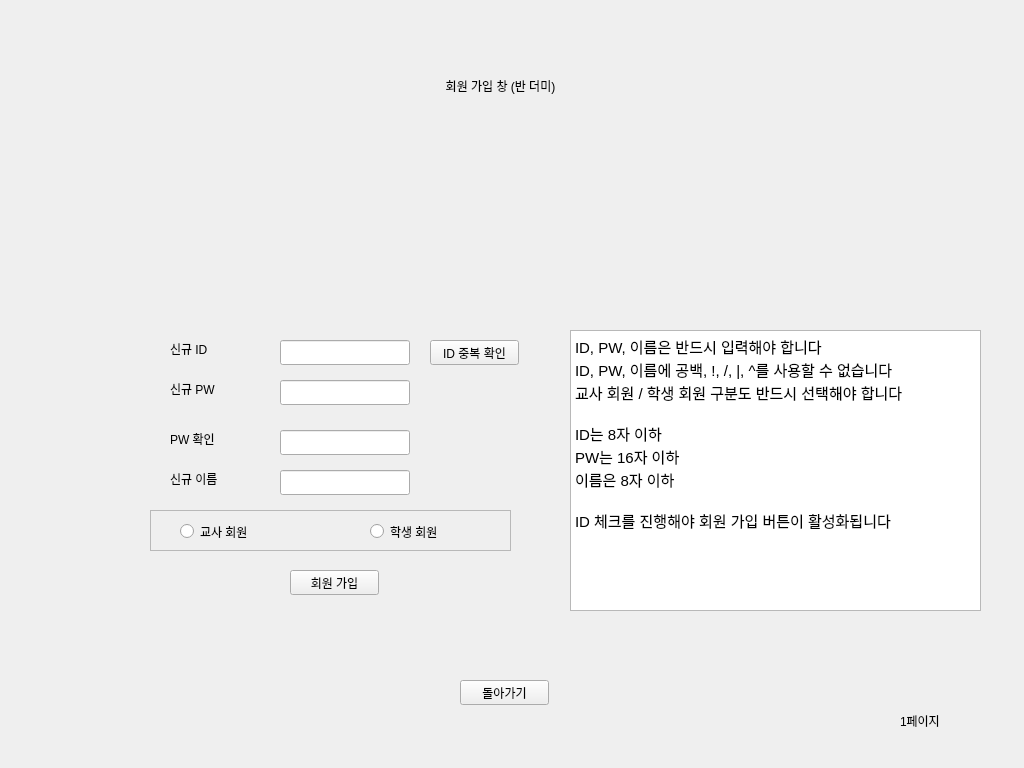
Old version of the form tonghap.ui in the repository Education-project-iot-AI/education-app.
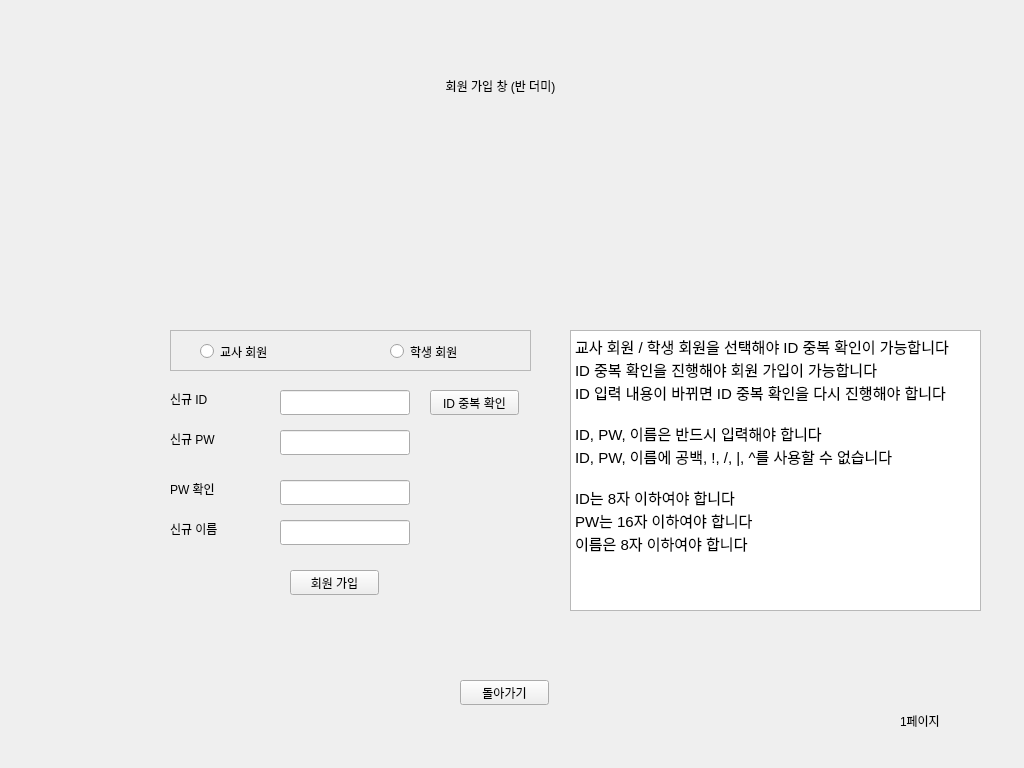
New version of the form. The open tabs and pages were chosen to show the change.

Commit message: (모의) 로그인, 회원 가입 부분 UI 정합성 향상, 교사 회원의 학생 상담 확인 기능 보류

```diff
--- a/tonghap.ui
+++ b/tonghap.ui
@@ -239,7 +239,7 @@
       <property name="geometry">
        <rect>
         <x>280</x>
-        <y>340</y>
+        <y>390</y>
         <width>130</width>
         <height>25</height>
        </rect>
@@ -255,7 +255,7 @@
       <property name="geometry">
        <rect>
         <x>280</x>
-        <y>380</y>
+        <y>430</y>
         <width>130</width>
         <height>25</height>
        </rect>
@@ -271,7 +271,7 @@
       <property name="geometry">
        <rect>
         <x>280</x>
-        <y>470</y>
+        <y>520</y>
         <width>130</width>
         <height>25</height>
        </rect>
@@ -284,7 +284,7 @@
       <property name="geometry">
        <rect>
         <x>170</x>
-        <y>340</y>
+        <y>390</y>
         <width>67</width>
         <height>17</height>
        </rect>
@@ -297,7 +297,7 @@
       <property name="geometry">
        <rect>
         <x>170</x>
-        <y>380</y>
+        <y>430</y>
         <width>67</width>
         <height>17</height>
        </rect>
@@ -310,7 +310,7 @@
       <property name="geometry">
        <rect>
         <x>170</x>
-        <y>430</y>
+        <y>480</y>
         <width>67</width>
         <height>17</height>
        </rect>
@@ -323,7 +323,7 @@
       <property name="geometry">
        <rect>
         <x>170</x>
-        <y>470</y>
+        <y>520</y>
         <width>67</width>
         <height>17</height>
        </rect>
@@ -336,7 +336,7 @@
       <property name="geometry">
        <rect>
         <x>280</x>
-        <y>430</y>
+        <y>480</y>
         <width>130</width>
         <height>25</height>
        </rect>
@@ -352,7 +352,7 @@
       <property name="geometry">
        <rect>
         <x>430</x>
-        <y>340</y>
+        <y>390</y>
         <width>89</width>
         <height>25</height>
        </rect>
@@ -401,22 +401,25 @@
 &lt;html&gt;&lt;head&gt;&lt;meta name=&quot;qrichtext&quot; content=&quot;1&quot; /&gt;&lt;style type=&quot;text/css&quot;&gt;
 p, li { white-space: pre-wrap; }
 &lt;/style&gt;&lt;/head&gt;&lt;body style=&quot; font-family:'Ubuntu'; font-size:11pt; font-weight:400; font-style:normal;&quot;&gt;
+&lt;p style=&quot; margin-top:0px; margin-bottom:0px; margin-left:0px; margin-right:0px; -qt-block-indent:0; text-indent:0px;&quot;&gt;교사 회원 / 학생 회원을 선택해야 ID 중복 확인이 가능합니다&lt;/p&gt;
+&lt;p style=&quot; margin-top:0px; margin-bottom:0px; margin-left:0px; margin-right:0px; -qt-block-indent:0; text-indent:0px;&quot;&gt;ID 중복 확인을 진행해야 회원 가입이 가능합니다&lt;/p&gt;
+&lt;p style=&quot; margin-top:0px; margin-bottom:0px; margin-left:0px; margin-right:0px; -qt-block-indent:0; text-indent:0px;&quot;&gt;ID 입력 내용이 바뀌면 ID 중복 확인을 다시 진행해야 합니다&lt;/p&gt;
+&lt;p style=&quot;-qt-paragraph-type:empty; margin-top:0px; margin-bottom:0px; margin-left:0px; margin-right:0px; -qt-block-indent:0; text-indent:0px;&quot;&gt;&lt;br /&gt;&lt;/p&gt;
 &lt;p style=&quot; margin-top:0px; margin-bottom:0px; margin-left:0px; margin-right:0px; -qt-block-indent:0; text-indent:0px;&quot;&gt;ID, PW, 이름은 반드시 입력해야 합니다&lt;/p&gt;
 &lt;p style=&quot; margin-top:0px; margin-bottom:0px; margin-left:0px; margin-right:0px; -qt-block-indent:0; text-indent:0px;&quot;&gt;ID, PW, 이름에 공백, !, /, |, ^를 사용할 수 없습니다&lt;/p&gt;
-&lt;p style=&quot; margin-top:0px; margin-bottom:0px; margin-left:0px; margin-right:0px; -qt-block-indent:0; text-indent:0px;&quot;&gt;교사 회원 / 학생 회원 구분도 반드시 선택해야 합니다&lt;/p&gt;
 &lt;p style=&quot;-qt-paragraph-type:empty; margin-top:0px; margin-bottom:0px; margin-left:0px; margin-right:0px; -qt-block-indent:0; text-indent:0px;&quot;&gt;&lt;br /&gt;&lt;/p&gt;
-&lt;p style=&quot; margin-top:0px; margin-bottom:0px; margin-left:0px; margin-right:0px; -qt-block-indent:0; text-indent:0px;&quot;&gt;ID는 8자 이하&lt;/p&gt;
-&lt;p style=&quot; margin-top:0px; margin-bottom:0px; margin-left:0px; margin-right:0px; -qt-block-indent:0; text-indent:0px;&quot;&gt;PW는 16자 이하&lt;/p&gt;
-&lt;p style=&quot; margin-top:0px; margin-bottom:0px; margin-left:0px; margin-right:0px; -qt-block-indent:0; text-indent:0px;&quot;&gt;이름은 8자 이하&lt;/p&gt;
+&lt;p style=&quot; margin-top:0px; margin-bottom:0px; margin-left:0px; margin-right:0px; -qt-block-indent:0; text-indent:0px;&quot;&gt;ID는 8자 이하여야 합니다&lt;/p&gt;
+&lt;p style=&quot; margin-top:0px; margin-bottom:0px; margin-left:0px; margin-right:0px; -qt-block-indent:0; text-indent:0px;&quot;&gt;PW는 16자 이하여야 합니다&lt;/p&gt;
+&lt;p style=&quot; margin-top:0px; margin-bottom:0px; margin-left:0px; margin-right:0px; -qt-block-indent:0; text-indent:0px;&quot;&gt;이름은 8자 이하여야 합니다&lt;/p&gt;
 &lt;p style=&quot;-qt-paragraph-type:empty; margin-top:0px; margin-bottom:0px; margin-left:0px; margin-right:0px; -qt-block-indent:0; text-indent:0px;&quot;&gt;&lt;br /&gt;&lt;/p&gt;
-&lt;p style=&quot; margin-top:0px; margin-bottom:0px; margin-left:0px; margin-right:0px; -qt-block-indent:0; text-indent:0px;&quot;&gt;ID 체크를 진행해야 회원 가입 버튼이 활성화됩니다&lt;/p&gt;&lt;/body&gt;&lt;/html&gt;</string>
+&lt;p style=&quot;-qt-paragraph-type:empty; margin-top:0px; margin-bottom:0px; margin-left:0px; margin-right:0px; -qt-block-indent:0; text-indent:0px;&quot;&gt;&lt;br /&gt;&lt;/p&gt;&lt;/body&gt;&lt;/html&gt;</string>
       </property>
      </widget>
      <widget class="QFrame" name="frame">
       <property name="geometry">
        <rect>
-        <x>150</x>
-        <y>510</y>
+        <x>170</x>
+        <y>330</y>
         <width>361</width>
         <height>41</height>
        </rect>
```
Left out of the diff: 25 changed lines with no effect on the pictures. The commit also changes 2 other files.
